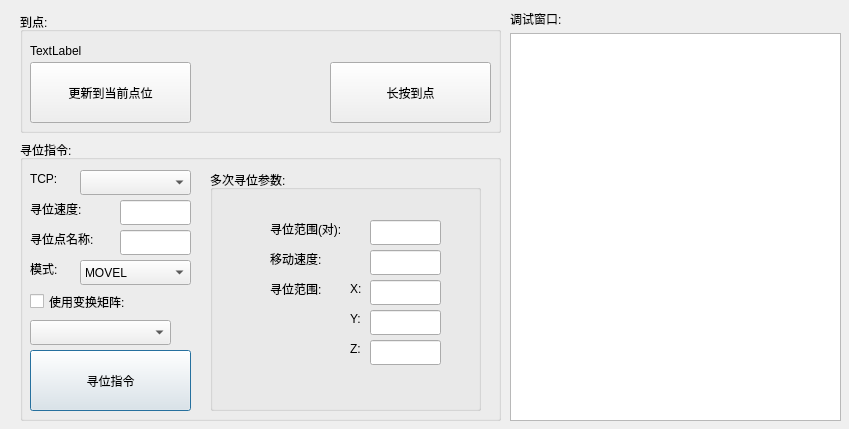
Above: keysearchdlg.ui from qubo188612/qtwelding before the change. Below: the same form after it.
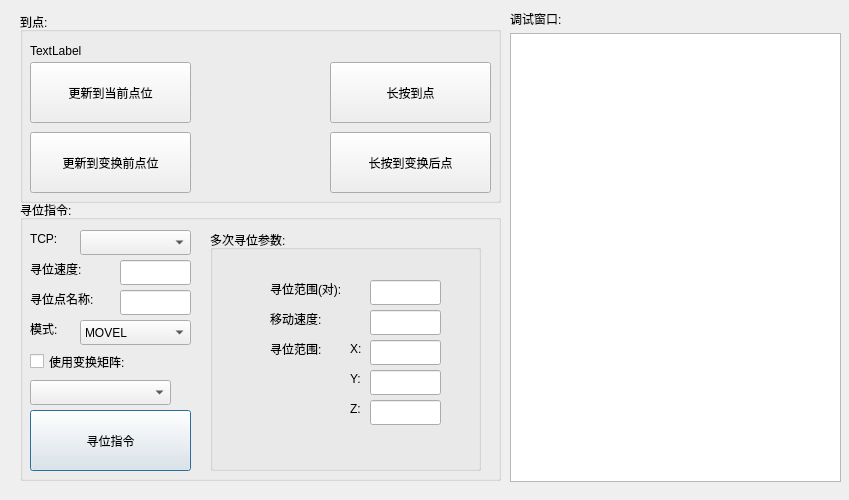
That is the form after the change.

Patch:
```diff
--- a/keysearchdlg.ui
+++ b/keysearchdlg.ui
@@ -7,7 +7,7 @@
     <x>0</x>
     <y>0</y>
     <width>849</width>
-    <height>429</height>
+    <height>500</height>
    </rect>
   </property>
   <property name="windowTitle">
@@ -19,7 +19,7 @@
      <x>510</x>
      <y>33</y>
      <width>331</width>
-     <height>388</height>
+     <height>449</height>
     </rect>
    </property>
   </widget>
@@ -27,7 +27,7 @@
    <property name="geometry">
     <rect>
      <x>20</x>
-     <y>140</y>
+     <y>200</y>
      <width>481</width>
      <height>281</height>
     </rect>
@@ -339,7 +339,7 @@
      <x>20</x>
      <y>12</y>
      <width>481</width>
-     <height>121</height>
+     <height>191</height>
     </rect>
    </property>
    <property name="title">
@@ -384,6 +384,32 @@
      <string>更新到当前点位</string>
     </property>
    </widget>
+   <widget class="QPushButton" name="updata_posBtn_2">
+    <property name="geometry">
+     <rect>
+      <x>10</x>
+      <y>120</y>
+      <width>161</width>
+      <height>61</height>
+     </rect>
+    </property>
+    <property name="text">
+     <string>更新到变换前点位</string>
+    </property>
+   </widget>
+   <widget class="QPushButton" name="arriveBtn_2">
+    <property name="geometry">
+     <rect>
+      <x>310</x>
+      <y>120</y>
+      <width>161</width>
+      <height>61</height>
+     </rect>
+    </property>
+    <property name="text">
+     <string>长按到变换后点</string>
+    </property>
+   </widget>
   </widget>
  </widget>
  <resources/>
```
